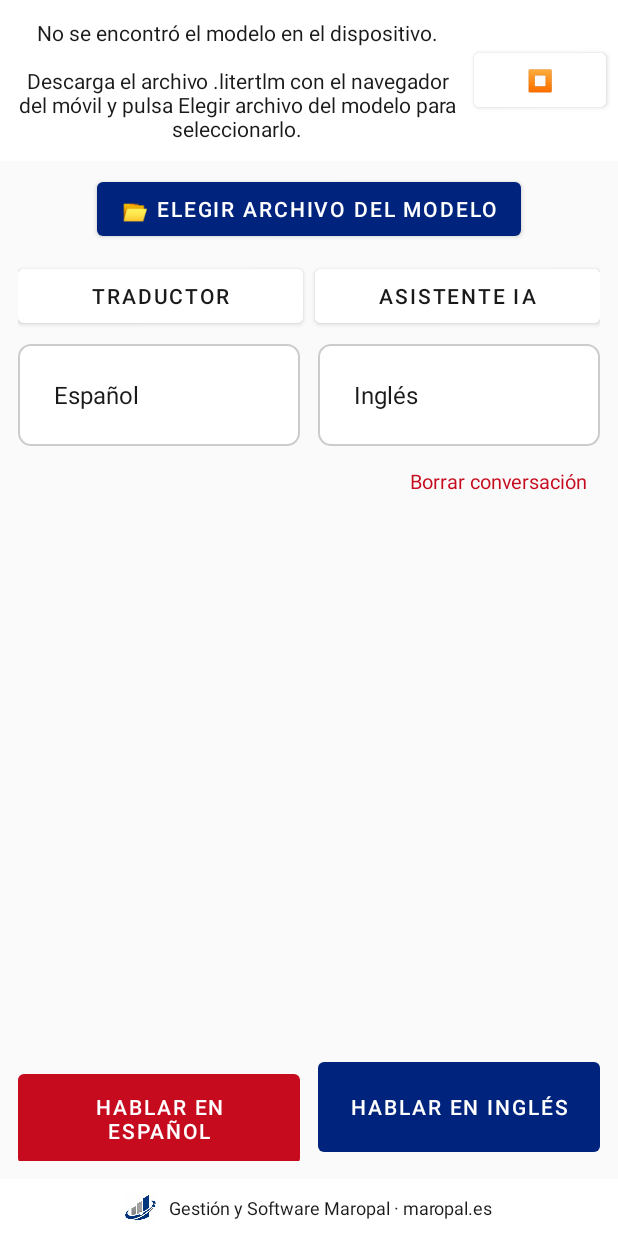
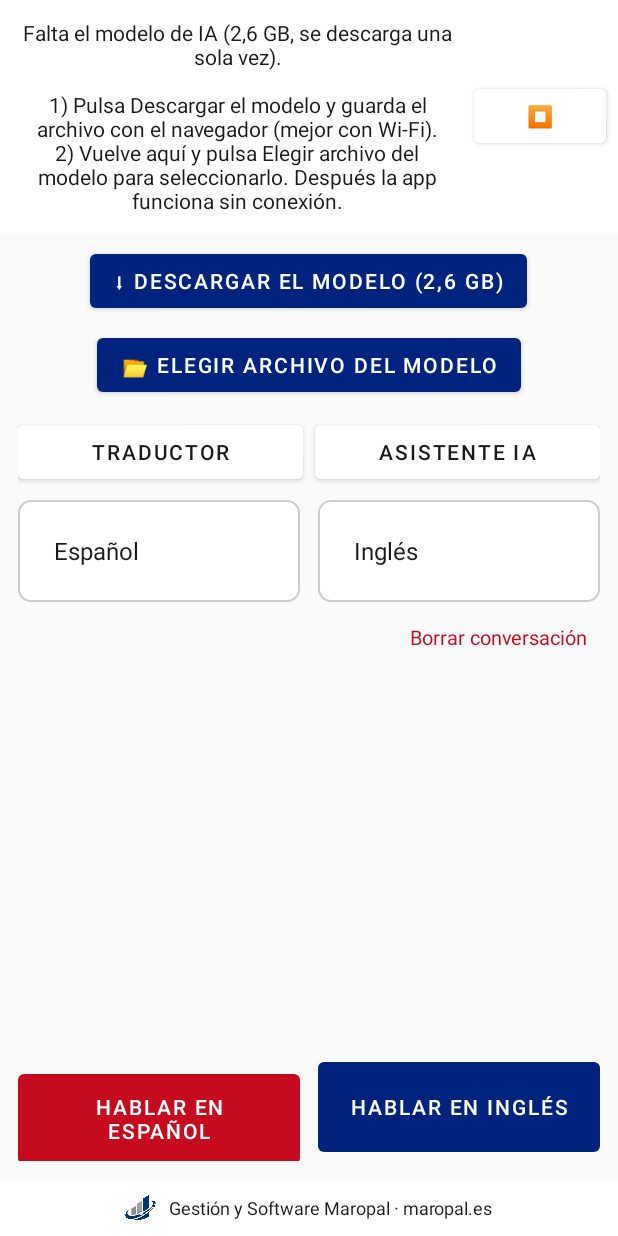
Before and after one commit to maropalmonte/SimulTrans, an Android app: the screen it shows after launch (MainActivity), on a phone screen of 412 x 824 dp. Run offline under Robolectric (Android 15) with nearby library versions, the phone set to English and light mode, and no system bars; libraries missing offline, so code that uses them is left out: com.google.ai.edge.

Commit message:
Añadir botón para descargar el modelo desde la app
Nuevo botón "Descargar el modelo" que abre en el navegador el enlace
directo de Hugging Face (repo público Apache 2.0, sin cuenta). La app
sigue sin pedir permiso de Internet; la descarga la hace el navegador.
Se actualiza el texto de ayuda y se elimina la mención obsoleta a
aceptar licencia.

Co-Authored-By: Claude Sonnet 5.5 <noreply@anthropic.com>
Claude-Session: https://claude.ai/code/session_019SUTikWqdULTyf4MKKr6rD

```diff
--- a/app/src/main/java/com/example/MainActivity.kt
+++ b/app/src/main/java/com/example/MainActivity.kt
@@ -71,8 +71,10 @@ import kotlin.system.exitProcess
  * navegador del propio móvil desde Hugging Face y se selecciona dentro de
  * la app con el botón "Elegir archivo del modelo".
  *
- * Descarga el archivo .litertlm (tras aceptar la licencia de Gemma) desde:
- *   https://huggingface.co/litert-community/gemma-4-E2B-it-litert-lm
+ * El botón "Descargar el modelo" abre en el navegador el enlace directo
+ * de MODEL_DOWNLOAD_URL (repositorio público, licencia Apache 2.0, sin
+ * necesidad de cuenta). La app no pide permiso de Internet: la descarga
+ * la hace el navegador, no la app.
  */
 
 /**
@@ -114,6 +116,7 @@ class MainActivity : AppCompatActivity() {
     private lateinit var btnLangA: Button
     private lateinit var btnLangB: Button
     private lateinit var btnPickModel: Button
+    private lateinit var btnDownloadModel: Button
     private lateinit var btnClearHistory: TextView
     private lateinit var footerBanner: LinearLayout
 
@@ -210,6 +213,7 @@ class MainActivity : AppCompatActivity() {
         btnLangA = findViewById(R.id.btnLangA)
         btnLangB = findViewById(R.id.btnLangB)
         btnPickModel = findViewById(R.id.btnPickModel)
+        btnDownloadModel = findViewById(R.id.btnDownloadModel)
         btnClearHistory = findViewById(R.id.btnClearHistory)
         footerBanner = findViewById(R.id.footerBanner)
 
@@ -261,6 +265,13 @@ class MainActivity : AppCompatActivity() {
         btnPickModel.setOnClickListener {
             // "*/*" porque .litertlm no tiene un tipo MIME reconocido por Android
             pickModelFile.launch(arrayOf("*/*"))
+        }
+        btnDownloadModel.setOnClickListener {
+            try {
+                startActivity(android.content.Intent(android.content.Intent.ACTION_VIEW, Uri.parse(MODEL_DOWNLOAD_URL)))
+            } catch (e: Exception) {
+                Toast.makeText(this, "No se pudo abrir el navegador", Toast.LENGTH_LONG).show()
+            }
         }
 
         loadModel(translationEngine)
@@ -884,9 +895,11 @@ class MainActivity : AppCompatActivity() {
             statusText.text = getString(R.string.status_model_missing)
             btnPickModel.isEnabled = true
             btnPickModel.visibility = View.VISIBLE
+            btnDownloadModel.visibility = View.VISIBLE
             return
         }
         btnPickModel.visibility = View.GONE
+        btnDownloadModel.visibility = View.GONE
         statusText.text = getString(R.string.status_loading)
         lifecycleScope.launch {
             try {
@@ -898,6 +911,7 @@ class MainActivity : AppCompatActivity() {
                 statusText.text = "Error al cargar el modelo: ${e.message}"
                 btnPickModel.visibility = View.VISIBLE
                 btnPickModel.isEnabled = true
+                btnDownloadModel.visibility = View.VISIBLE
             }
         }
     }
@@ -1063,6 +1077,10 @@ class MainActivity : AppCompatActivity() {
 
     companion object {
         private const val SAMPLE_RATE_GRABACION = 16000
+
+        // Enlace directo (Hugging Face, repo público Apache 2.0, 2,59 GB).
+        private const val MODEL_DOWNLOAD_URL =
+            "https://huggingface.co/litert-community/gemma-4-E2B-it-litert-lm/resolve/main/gemma-4-E2B-it.litertlm"
         private const val KEY_HISTORY = "transcript_history"
         private const val KEY_ASSISTANT_HISTORY = "assistant_history"
         private const val KEY_LAST_CRASH = "last_crash"
--- a/app/src/main/res/layout/activity_main.xml
+++ b/app/src/main/res/layout/activity_main.xml
@@ -41,6 +41,14 @@
             android:textColor="@color/text_primary"
             android:text="⏹" />
     </LinearLayout>
+
+    <Button
+        android:id="@+id/btnDownloadModel"
+        android:layout_width="wrap_content"
+        android:layout_height="wrap_content"
+        android:layout_gravity="center"
+        android:layout_marginTop="8dp"
+        android:text="@string/btn_download_model" />
 
     <Button
         android:id="@+id/btnPickModel"
--- a/app/src/main/res/values/strings.xml
+++ b/app/src/main/res/values/strings.xml
@@ -1,7 +1,8 @@
 <resources>
     <string name="app_name">SimulTrans</string>
     <string name="status_loading">Cargando el modelo Gemma 4 E2B…</string>
-    <string name="status_model_missing">No se encontró el modelo en el dispositivo.\n\nDescarga el archivo .litertlm con el navegador del móvil y pulsa "Elegir archivo del modelo" para seleccionarlo.</string>
+    <string name="status_model_missing">Falta el modelo de IA (2,6 GB, se descarga una sola vez).\n\n1) Pulsa "Descargar el modelo" y guarda el archivo con el navegador (mejor con Wi-Fi).\n2) Vuelve aquí y pulsa "Elegir archivo del modelo" para seleccionarlo. Después la app funciona sin conexión.</string>
+    <string name="btn_download_model">⬇ Descargar el modelo (2,6 GB)</string>
     <string name="status_ready">Listo. Pulsa un idioma y habla.</string>
     <string name="btn_pick_model">📂 Elegir archivo del modelo</string>
     <string name="status_copying_model">Copiando modelo… puede tardar unos minutos</string>
```
